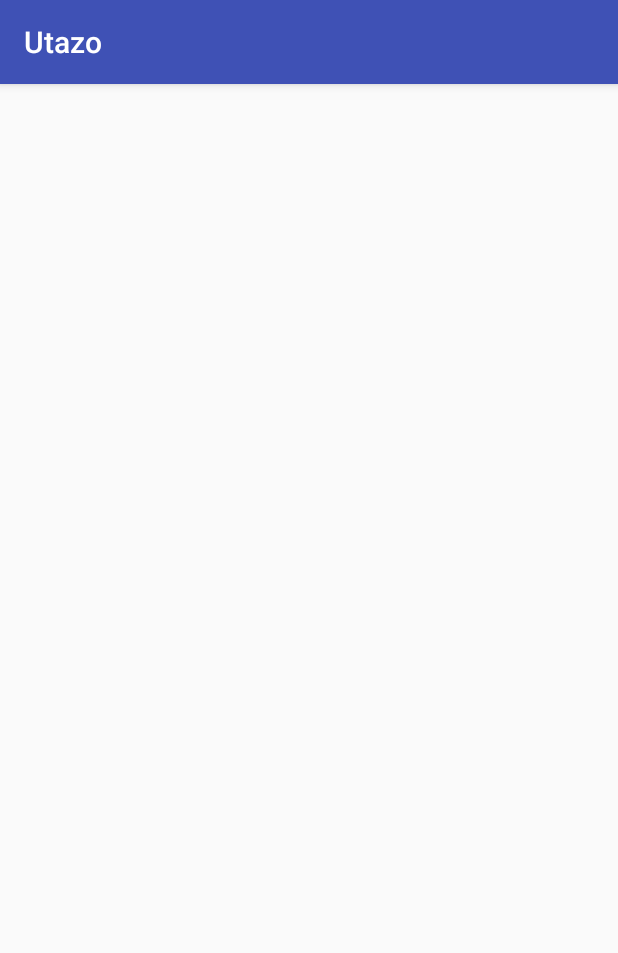
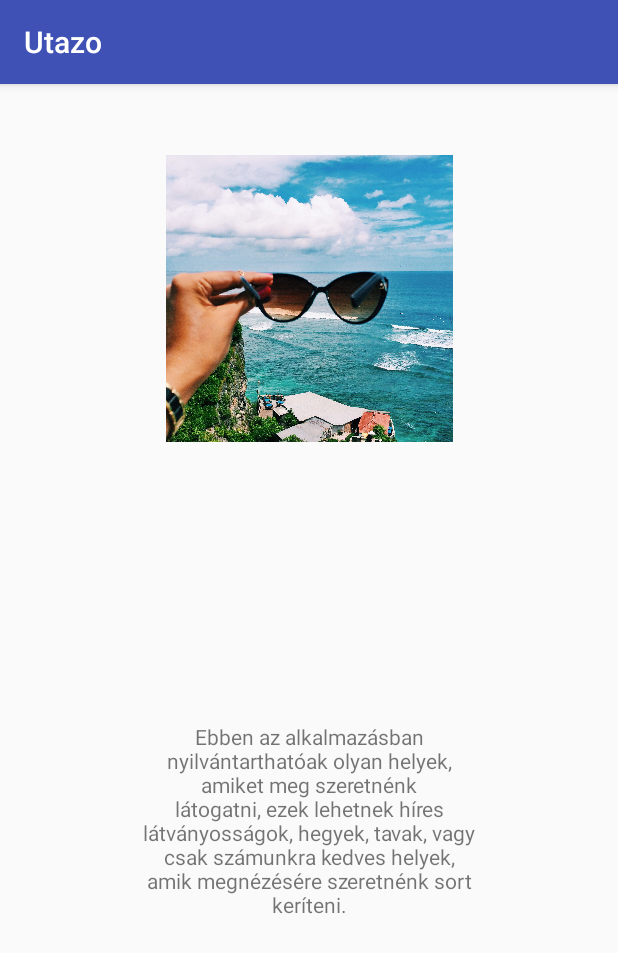
Before and after one commit to adaamko/Utazo, an Android app: the AboutActivity screen opened directly, with no data from a screen before it, on a phone screen of 412 x 824 dp. Shown: the top 953 px of the screen. Run offline under Robolectric (Android 15) with nearby library versions, the phone set to English and light mode, and no system bars.

Commit message:
About UI

```diff
--- a/app/src/main/res/layout/activity_about.xml
+++ b/app/src/main/res/layout/activity_about.xml
@@ -6,4 +6,31 @@
     android:layout_height="match_parent"
     tools:context=".ui.about.AboutActivity">
 
+    <ImageView
+        android:id="@+id/imageView2"
+        android:layout_width="191dp"
+        android:layout_height="197dp"
+        android:layout_marginEnd="8dp"
+        android:layout_marginStart="8dp"
+        android:layout_marginTop="44dp"
+        app:layout_constraintEnd_toEndOf="parent"
+        app:layout_constraintStart_toStartOf="parent"
+        app:layout_constraintTop_toTopOf="parent"
+        app:srcCompat="@drawable/traveler" />
+
+    <TextView
+        android:id="@+id/textView"
+        android:layout_width="222dp"
+        android:layout_height="151dp"
+        android:layout_marginBottom="16dp"
+        android:layout_marginEnd="8dp"
+        android:layout_marginStart="8dp"
+        android:layout_marginTop="8dp"
+        android:text="@string/about_information"
+        android:textAlignment="center"
+        app:layout_constraintBottom_toBottomOf="parent"
+        app:layout_constraintEnd_toEndOf="parent"
+        app:layout_constraintStart_toStartOf="parent"
+        app:layout_constraintTop_toBottomOf="@+id/imageView2" />
+
 </android.support.constraint.ConstraintLayout>
--- a/app/src/main/res/values/strings.xml
+++ b/app/src/main/res/values/strings.xml
@@ -2,4 +2,5 @@
     <string name="app_name">Utazo</string>
     <string name="title_activity_destinations">DestinationsActivity</string>
     <string name="action_settings">Settings</string>
+    <string name="about_information">Ebben az alkalmazásban nyilvántarthatóak olyan helyek, amiket meg szeretnénk látogatni, ezek lehetnek híres látványosságok, hegyek, tavak, vagy csak számunkra kedves helyek, amik megnézésére szeretnénk sort keríteni.</string>
 </resources>
```
Also changed, not shown: app/src/main/res/drawable-hdpi/traveler.jpg (added).
